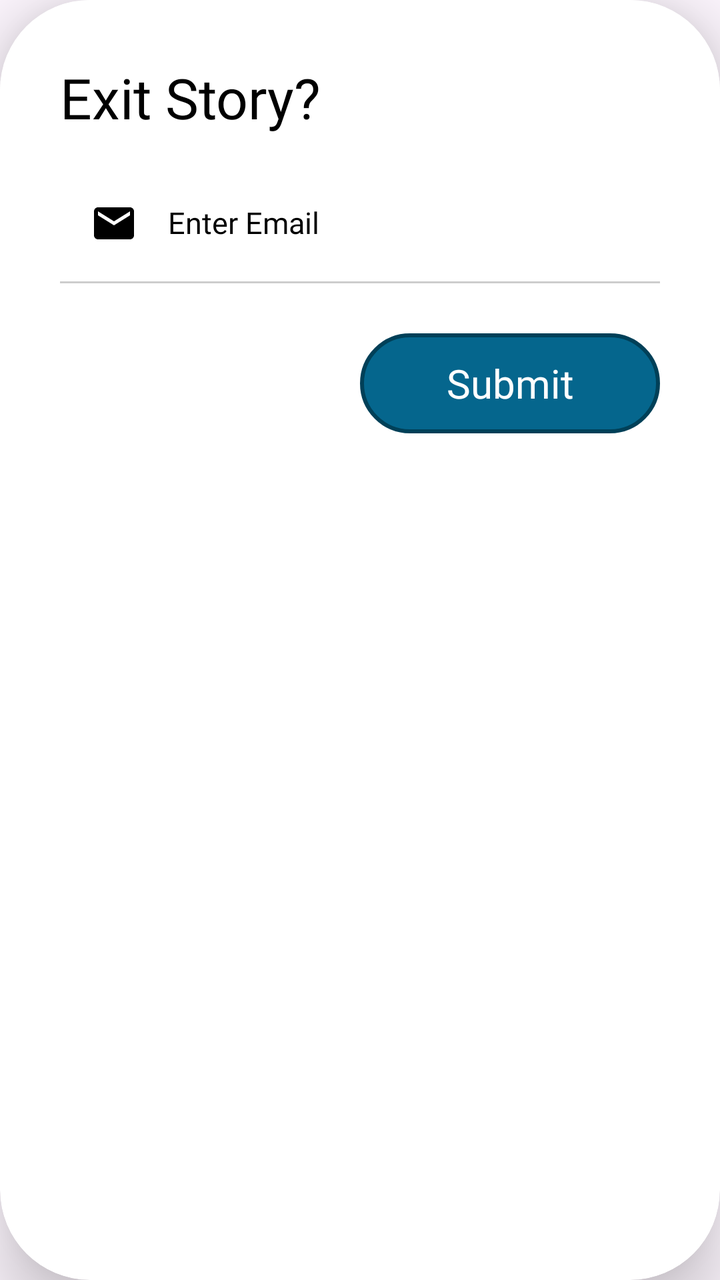
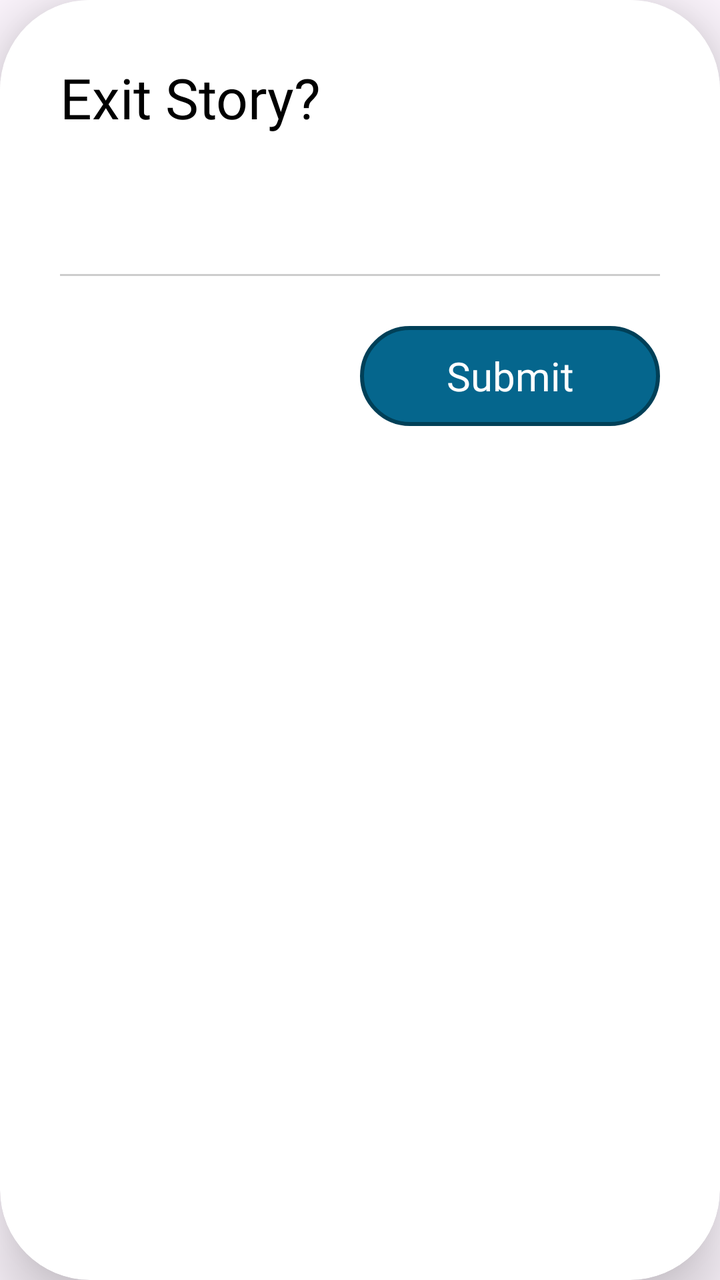

An Android layout rendered at two revisions. The XML below is the earlier revision; the diff shows what the commit changed to produce the second picture.
<!-- AndroidManifest.xml: application theme Theme.Hostelvault -->
<!-- res/layout/reason_dialog.xml -->
<?xml version="1.0" encoding="utf-8"?>
<androidx.cardview.widget.CardView xmlns:android="http://schemas.android.com/apk/res/android"
    xmlns:app="http://schemas.android.com/apk/res-auto"
    xmlns:tools="http://schemas.android.com/tools"
    android:layout_width="300dp"
    android:layout_height="wrap_content"
    android:background="@drawable/edittextbg"
    app:cardCornerRadius="45dp"
    android:layout_gravity="center"
    app:cardElevation="20dp">

    <LinearLayout
        android:layout_width="match_parent"
        android:layout_height="wrap_content"
        android:background="@drawable/edittextbg"
        android:gravity="left"
        android:orientation="vertical"
        android:padding="30dp"
        tools:ignore="RtlHardcoded">

        <TextView
            android:layout_width="wrap_content"
            android:layout_height="wrap_content"
            android:fontFamily="@font/poppins_semibold"
            android:text="@string/exit_story"
            android:textColor="@color/black"
            android:textSize="28sp">

        </TextView>




















        <com.google.android.material.textfield.TextInputLayout
            style="@style/black"
            android:layout_width="match_parent"
            android:layout_height="wrap_content"
            android:textColorHint="@color/black"
            android:layout_marginTop="10dp"
            app:endIconMode="clear_text">

            <com.google.android.material.textfield.TextInputEditText
                android:id="@+id/reason"
                android:layout_width="match_parent"
                style="@style/black"
                android:layout_height="match_parent"
                android:autofillHints="emailAddress"
                android:background="@drawable/edittextbg"
                android:drawableStart="@drawable/baseline_email_24"
                android:drawablePadding="15dp"
                android:fontFamily="@font/poppins"
                android:hint="@string/enter_email"
                android:includeFontPadding="true"
                android:inputType="text"
                android:paddingStart="15dp"
                android:textColor="@color/black"
                android:textColorHint="@color/grey"
                android:textSize="15sp"
                tools:ignore="RtlSymmetry">

            </com.google.android.material.textfield.TextInputEditText>

        </com.google.android.material.textfield.TextInputLayout>


        
        
        
        
        
        
        
        
        
        
        
        

        

        <View
            android:id="@+id/divid1"
            android:layout_width="match_parent"
            android:layout_height="1dp"
            android:background="#505F5F5F" />

        <LinearLayout
            android:layout_width="match_parent"
            android:layout_height="wrap_content"
            android:gravity="right"
            android:orientation="horizontal">

            <View
                android:layout_width="0dp"
                android:layout_height="75dp"
                android:layout_weight="1" />

            <com.google.android.material.button.MaterialButton
                android:id="@+id/reasonSubmit"
                style="@style/Theme.Hostelvault"
                android:layout_width="0dp"
                android:layout_height="match_parent"
                android:layout_marginTop="25dp"
                android:layout_weight="1"
                android:gravity="center"
                android:background="@drawable/btn_bg"
                android:fontFamily="@font/poppins"
                android:text="@string/submit"
                android:textColor="@color/white"
                android:textSize="20sp">

            </com.google.android.material.button.MaterialButton>


        </LinearLayout>


    </LinearLayout>

</androidx.cardview.widget.CardView>
<!-- resources referenced by this layout -->
<resources>
  <color name="black">#FF000000</color>
  <color name="grey">#3A393D</color>
  <color name="white">#FFFFFFFF</color>
  <!-- drawable baseline_email_24 (drawable) -->
  <vector xmlns:android="http://schemas.android.com/apk/res/android" android:height="24dp" android:tint="@color/black" android:viewportHeight="24" android:viewportWidth="24" android:width="24dp">
        
      <path android:fillColor="@android:color/white" android:pathData="M20,4L4,4c-1.1,0 -1.99,0.9 -1.99,2L2,18c0,1.1 0.9,2 2,2h16c1.1,0 2,-0.9 2,-2L22,6c0,-1.1 -0.9,-2 -2,-2zM20,8l-8,5 -8,-5L4,6l8,5 8,-5v2z"/>
      
  </vector>
  <!-- drawable btn_bg (drawable) -->
  <?xml version="1.0" encoding="utf-8"?>
  <shape xmlns:android="http://schemas.android.com/apk/res/android" android:shape="rectangle">
      <stroke
          android:color="#004058"
          android:width="2dp">
      </stroke>
      <corners
          android:radius="300dp">
      </corners>
      <solid
          android:color="@color/dark_teal">
      </solid>
  </shape>
  <!-- drawable edittextbg (drawable) -->
  <?xml version="1.0" encoding="utf-8"?>
  <layer-list xmlns:android="http://schemas.android.com/apk/res/android"
      android:shape="rectangle">
      <item>
          <shape >
              <corners
                  android:radius="24dp">
  
              </corners>
              <solid
                  android:color="@color/white">
              </solid>
          </shape>
      </item>
  </layer-list>
  <string name="enter_email">Enter Email</string>
  <string name="exit_story">Exit Story?</string>
  <string name="submit">Submit</string>
  <style name="Theme.Hostelvault" parent="Theme.Material3.DayNight.NoActionBar">
  
          <item name="android:statusBarColor">@color/bg_color</item>
          <item name="colorPrimary">@color/black</item>
          <item name="colorPrimaryVariant">@color/transparent</item>
          <item name="backgroundTint">@null</item>
          <item name="strokeColor">@null</item>
  
      </style>
  <style name="black" parent="Theme.Material3.DayNight.NoActionBar">
  
          <item name="android:statusBarColor">@color/bg_color</item>
          <item name="colorPrimary">@color/black</item>
          <item name="colorPrimaryVariant">@color/black</item>
          <item name="backgroundTint">@null</item>
          <item name="strokeColor">@null</item>
  
      </style>
  <color name="dark_teal">#05668D</color>
  <color name="bg_color">#1A1A24</color>
  <color name="transparent">#004F4FA5</color>
</resources>

<!-- the commit's change to res/layout/reason_dialog.xml (unified diff, before → after) -->
@@ -4,9 +4,9 @@
     xmlns:tools="http://schemas.android.com/tools"
     android:layout_width="300dp"
     android:layout_height="wrap_content"
+    android:layout_gravity="center"
     android:background="@drawable/edittextbg"
     app:cardCornerRadius="45dp"
-    android:layout_gravity="center"
     app:cardElevation="20dp">
 
     <LinearLayout
@@ -28,45 +28,41 @@
 
         </TextView>
 
+        
+        
+        
+        
+        
 
+        
+        
+        
+        
+        
+        
+        
+        
 
+        
 
-
-
-
-
-
-
-
-
-
-
-
-
-
-
-
+        
 
         <com.google.android.material.textfield.TextInputLayout
             style="@style/black"
             android:layout_width="match_parent"
             android:layout_height="wrap_content"
+            android:layout_marginTop="10dp"
             android:textColorHint="@color/black"
-            android:layout_marginTop="10dp"
             app:endIconMode="clear_text">
 
             <com.google.android.material.textfield.TextInputEditText
                 android:id="@+id/reason"
+                style="@style/black"
                 android:layout_width="match_parent"
-                style="@style/black"
                 android:layout_height="match_parent"
                 android:autofillHints="emailAddress"
                 android:background="@drawable/edittextbg"
-                android:drawableStart="@drawable/baseline_email_24"
-                android:drawablePadding="15dp"
                 android:fontFamily="@font/poppins"
-                android:hint="@string/enter_email"
-                android:includeFontPadding="true"
                 android:inputType="text"
                 android:paddingStart="15dp"
                 android:textColor="@color/black"
@@ -118,9 +114,9 @@
                 android:layout_height="match_parent"
                 android:layout_marginTop="25dp"
                 android:layout_weight="1"
-                android:gravity="center"
                 android:background="@drawable/btn_bg"
                 android:fontFamily="@font/poppins"
+                android:gravity="center"
                 android:text="@string/submit"
                 android:textColor="@color/white"
                 android:textSize="20sp">
<!-- resource entries referenced after the edit -->
@@ -3,12 +3,6 @@
   <color name="black">#FF000000</color>
   <color name="grey">#3A393D</color>
   <color name="white">#FFFFFFFF</color>
-  <!-- drawable baseline_email_24 (drawable) -->
-  <vector xmlns:android="http://schemas.android.com/apk/res/android" android:height="24dp" android:tint="@color/black" android:viewportHeight="24" android:viewportWidth="24" android:width="24dp">
-        
-      <path android:fillColor="@android:color/white" android:pathData="M20,4L4,4c-1.1,0 -1.99,0.9 -1.99,2L2,18c0,1.1 0.9,2 2,2h16c1.1,0 2,-0.9 2,-2L22,6c0,-1.1 -0.9,-2 -2,-2zM20,8l-8,5 -8,-5L4,6l8,5 8,-5v2z"/>
-      
-  </vector>
   <!-- drawable btn_bg (drawable) -->
   <?xml version="1.0" encoding="utf-8"?>
   <shape xmlns:android="http://schemas.android.com/apk/res/android" android:shape="rectangle">
@@ -39,7 +33,6 @@
           </shape>
       </item>
   </layer-list>
-  <string name="enter_email">Enter Email</string>
   <string name="exit_story">Exit Story?</string>
   <string name="submit">Submit</string>
   <style name="Theme.Hostelvault" parent="Theme.Material3.DayNight.NoActionBar">
